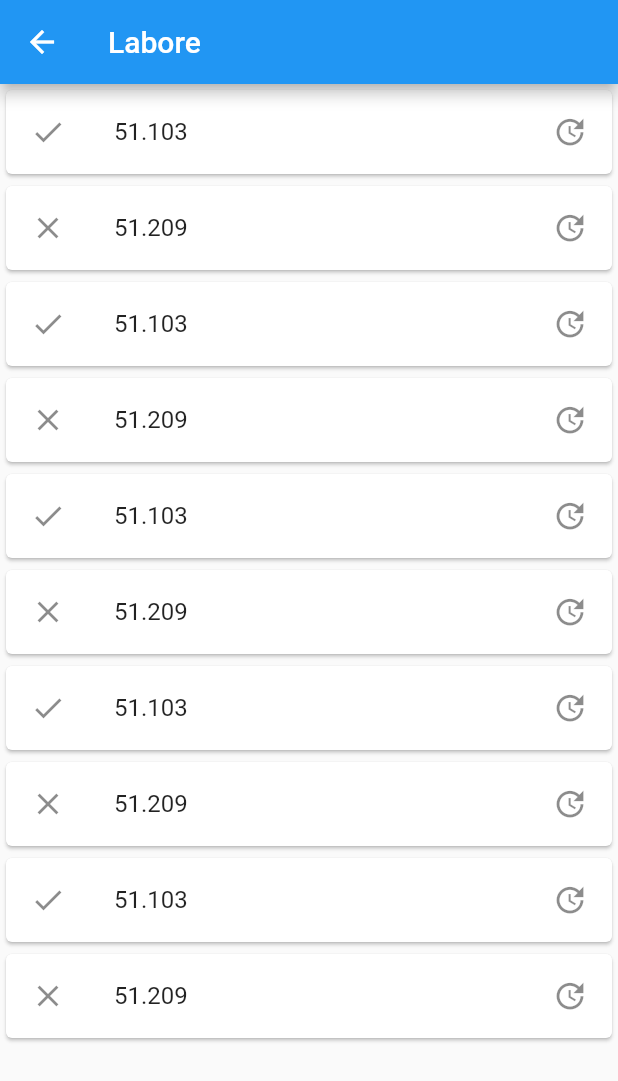
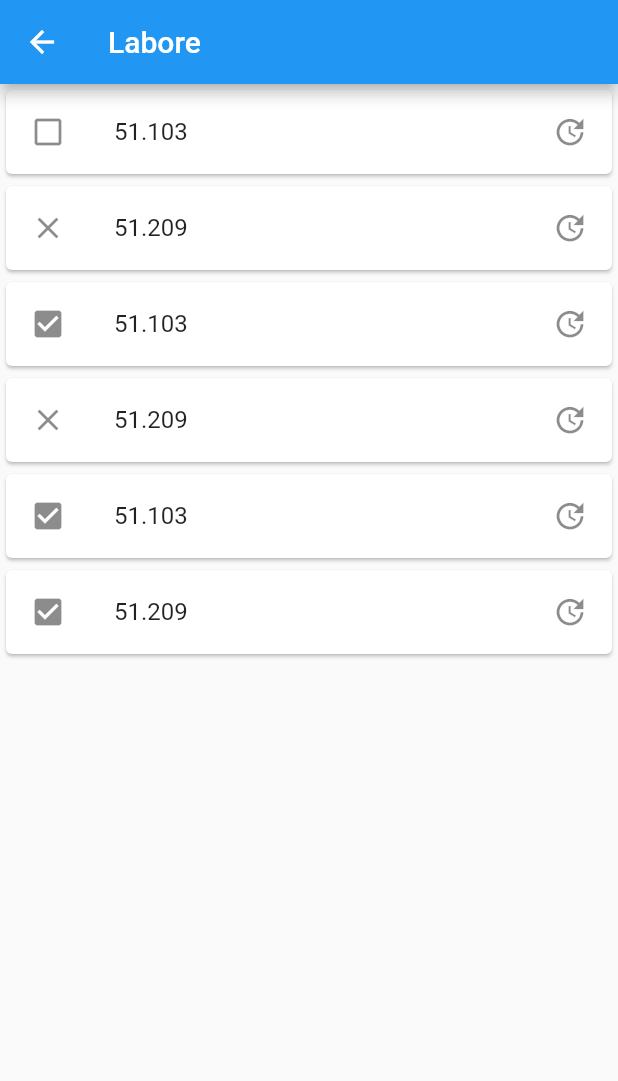
Before and after one commit to Vici912/fachbereichs_app, a Flutter app: the screen it shows after launch, after a tap on "Labor", on a phone screen of 412 x 824 dp. Shown: the top 1081 px of the screen. Run offline on Flutter 3.47's test engine with Material 2 defaults, Android fonts, the phone set to English and light mode, and no system bars.

Commit message:
Neue Änderungen

```diff
--- a/lib/screens/homeScreen.dart
+++ b/lib/screens/homeScreen.dart
@@ -15,16 +15,16 @@ class _HomeScreenState extends State<HomeScreen> {
   @override
   Widget build(BuildContext context) {
 
-    final titel= <String>["Räume", "Lehrende", "Kontakt"];
+    final titel= <String>["Räume", "Professoren", "Kontakt"];
     final seiten = <Widget>[RaeumeScreen(),PersonalScreen(),KontaktScreen()];
 
     final items = <BottomNavigationBarItem>[
       BottomNavigationBarItem(
-        icon: Icon(Icons.location_city), title:Text("Räume")),
+        icon: Icon(Icons.home), title:Text("Räume")),
        BottomNavigationBarItem(
-        icon: Icon(Icons.accessibility), title:Text("Lehrende")),
+        icon: Icon(Icons.accessibility), title:Text("Professoren")),
       BottomNavigationBarItem(
-        icon: Icon(Icons.mail_outline), title:Text("Kontakt")),
+        icon: Icon(Icons.mail), title:Text("Kontakt")),
      /* BottomNavigationBarItem(
         icon: Icon(Icons.access_alarm), title:Text("Alarm")),**/
     ];
--- a/lib/screens/laborScreen.dart
+++ b/lib/screens/laborScreen.dart
@@ -18,7 +18,7 @@ class _LaborScreenState extends State<LaborScreen> {
 
           Card(
             child: ListTile(
-              leading: Icon(Icons.check),
+              leading: Icon(Icons.check_box_outline_blank),
               title: Text('51.103'),
               trailing: Icon(Icons.update),
             ),
@@ -32,7 +32,7 @@ class _LaborScreenState extends State<LaborScreen> {
           ),
           Card(
             child: ListTile(
-              leading: Icon(Icons.check),
+              leading: Icon(Icons.check_box),
               title: Text('51.103'),
               trailing: Icon(Icons.update),
             ),
@@ -46,46 +46,21 @@ class _LaborScreenState extends State<LaborScreen> {
           ),
           Card(
             child: ListTile(
-              leading: Icon(Icons.check),
+              leading: Icon(Icons.check_box),
               title: Text('51.103'),
               trailing: Icon(Icons.update),
             ),
           ),
           Card(
             child: ListTile(
-              leading: Icon(Icons.close),
+              leading: Icon(Icons.check_box),
               title: Text('51.209'),
               trailing: Icon(Icons.update),
             ),
           ),
-          Card(
-            child: ListTile(
-              leading: Icon(Icons.check),
-              title: Text('51.103'),
-              trailing: Icon(Icons.update),
-            ),
-          ),
-          Card(
-            child: ListTile(
-              leading: Icon(Icons.close),
-              title: Text('51.209'),
-              trailing: Icon(Icons.update),
-            ),
-          ),
-          Card(
-            child: ListTile(
-              leading: Icon(Icons.check),
-              title: Text('51.103'),
-              trailing: Icon(Icons.update),
-            ),
-          ),
-          Card(
-            child: ListTile(
-              leading: Icon(Icons.close),
-              title: Text('51.209'),
-              trailing: Icon(Icons.update),
-            ),
-          ),
+
+
+
         ],
       )
     );
--- a/lib/screens/raeumeScreen.dart
+++ b/lib/screens/raeumeScreen.dart
@@ -17,13 +17,23 @@ class _RaeumeScreenState extends State<RaeumeScreen> {
           child: Column(
             children: <Widget>[
 
+
               Padding(
-                padding: const EdgeInsets.all(8.0),
+                padding: const EdgeInsets.all(20.0),
+                    child: Text(
+                      "Hier findest du Informationen zu den Belegungen der Räume",
+                      style: TextStyle(fontSize: 16.0),
+                    ),
+
+              ),
+
+              Padding(
+                padding: const EdgeInsets.all(10.0),
                 child: SizedBox(
-                  height: 50,
+                  height: 40,
                   width: double.infinity,
                   child:FlatButton(
-                    color: Colors.blue,
+                    color: Colors.lightGreen,
                     textColor: Colors.white,
                     disabledColor: Colors.grey,
                     disabledTextColor: Colors.black,
@@ -40,12 +50,12 @@ class _RaeumeScreenState extends State<RaeumeScreen> {
               ),
 
               Padding(
-                padding: const EdgeInsets.all(8.0),
+                padding: const EdgeInsets.all(10.0),
                 child: SizedBox(
-                  height: 50,
+                  height: 40,
                   width: double.infinity,
                   child:FlatButton(
-                    color: Colors.blue,
+                    color: Colors.lightGreen,
                     textColor: Colors.white,
                     disabledColor: Colors.grey,
                     disabledTextColor: Colors.black,
@@ -63,28 +73,6 @@ class _RaeumeScreenState extends State<RaeumeScreen> {
                     ),
                   ),),
               ),
-
-              Padding(
-                padding: const EdgeInsets.all(8.0),
-                child: SizedBox(
-                  height: 50,
-                  width: double.infinity,
-                  child:FlatButton(
-                    color: Colors.blue,
-                    textColor: Colors.white,
-                    disabledColor: Colors.grey,
-                    disabledTextColor: Colors.black,
-                    padding: EdgeInsets.all(8.0),
-                    splashColor: Colors.blueAccent,
-                    onPressed: () {
-                      /*...*/
-                    },
-                    child: Text(
-                      "Ausleihe",
-                      style: TextStyle(fontSize: 20.0),
-                    ),
-                  ),),
-              ),
             ],
           ),
         )
```
Also changed, not shown: lib/screens/kontaktScreen.dart (+7 -16 lines), lib/screens/personalScreen.dart (+14 -31 lines), assets/Logo-Hochschule.png (added), assets/hsfulda.jpg (added), pubspec.lock, 1 other file.
